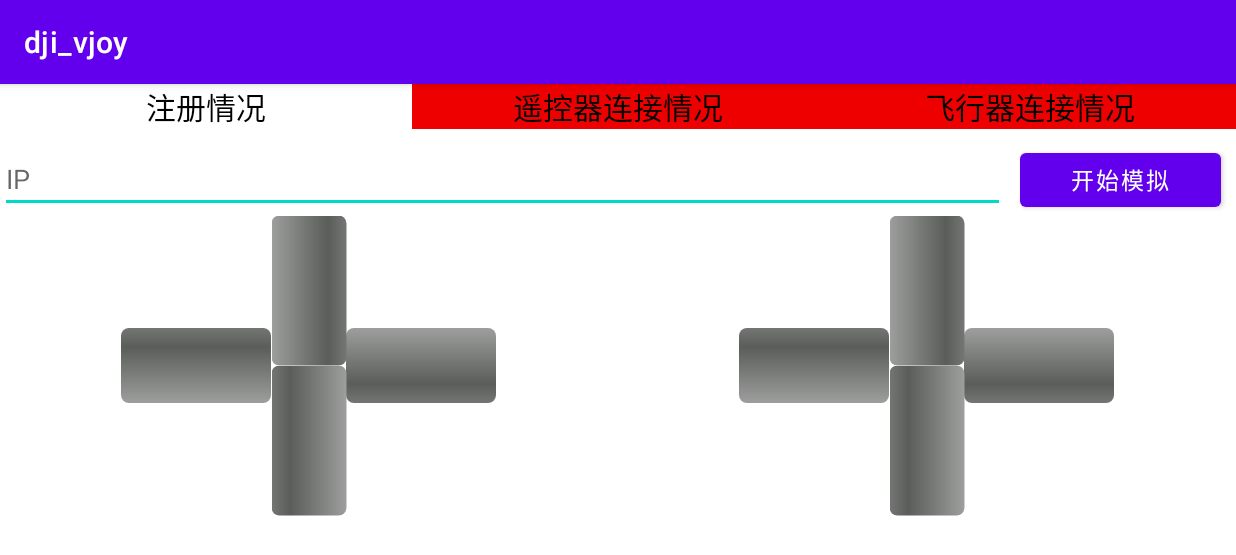
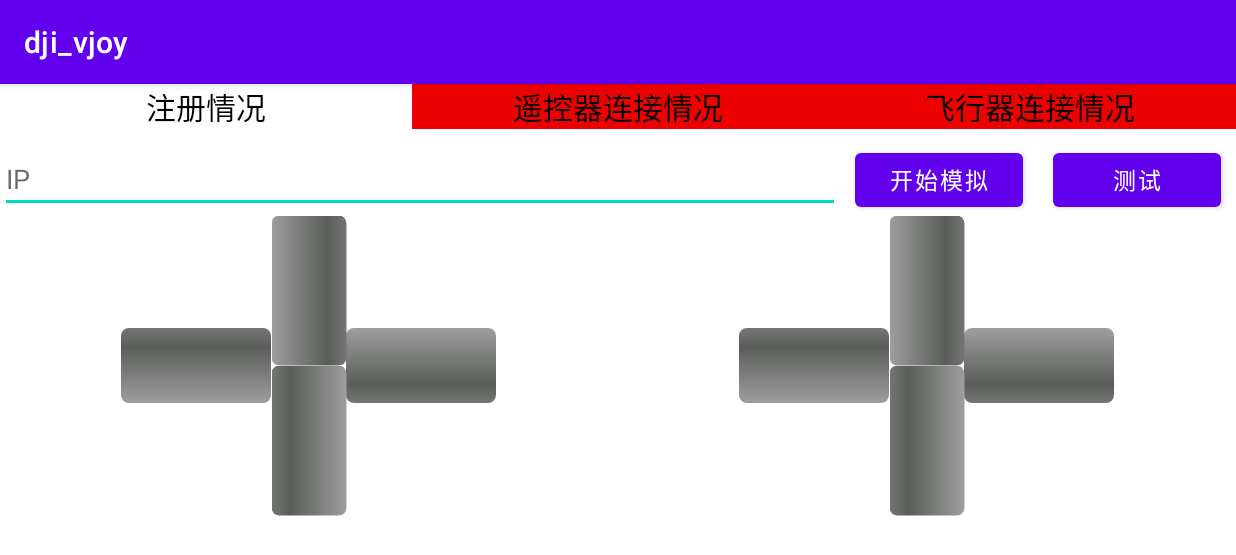
Before and after one commit to hhyywxwxwx/henry, an Android app: the screen it shows after launch (MainActivity), on a phone screen of 824 x 412 dp (held sideways). Shown: the top 555 px of the screen. Run offline under Robolectric (Android 15) with nearby library versions, the phone set to English and light mode, and no system bars; libraries missing offline, so code that uses them is left out: com.secneo.sdk, dji.common, dji.common.error, dji.common.remotecontroller, dji.sdk.base and 4 more; 2 statements that could not run were skipped.

Commit message:
增加测试网络通断功能，完善README

```diff
--- a/android/app/src/main/AndroidManifest.xml
+++ b/android/app/src/main/AndroidManifest.xml
@@ -43,7 +43,7 @@
             android:required="false" />
         <meta-data
             android:name="com.dji.sdk.API_KEY"
-            android:value="Please put your key here" /> <!-- DJI SDK -->
+            android:value="please put your key here" /> <!-- DJI SDK -->
 
         <activity
             android:name=".MainActivity"
--- a/android/app/src/main/res/layout/activity_main.xml
+++ b/android/app/src/main/res/layout/activity_main.xml
@@ -61,9 +61,17 @@
             android:textSize="15dp"
             android:layout_marginHorizontal="10dp"
             android:text="开始模拟"/>
+        <Button
+            android:id="@+id/btn_test_net"
+            android:layout_width="0dp"
+            android:layout_weight="1"
+            android:layout_height="wrap_content"
+            android:text="测试"
+            android:textSize="15dp"
+            android:layout_marginHorizontal="10dp"
+            android:layout_gravity="center"/>
 
     </LinearLayout>
-
     <LinearLayout
         android:layout_width="match_parent"
         android:layout_height="wrap_content"
```
Also changed, not shown: android/app/src/main/java/com/NaN/dji_vjoy/MainActivity.java (+35 -0 lines), 3 other files.
